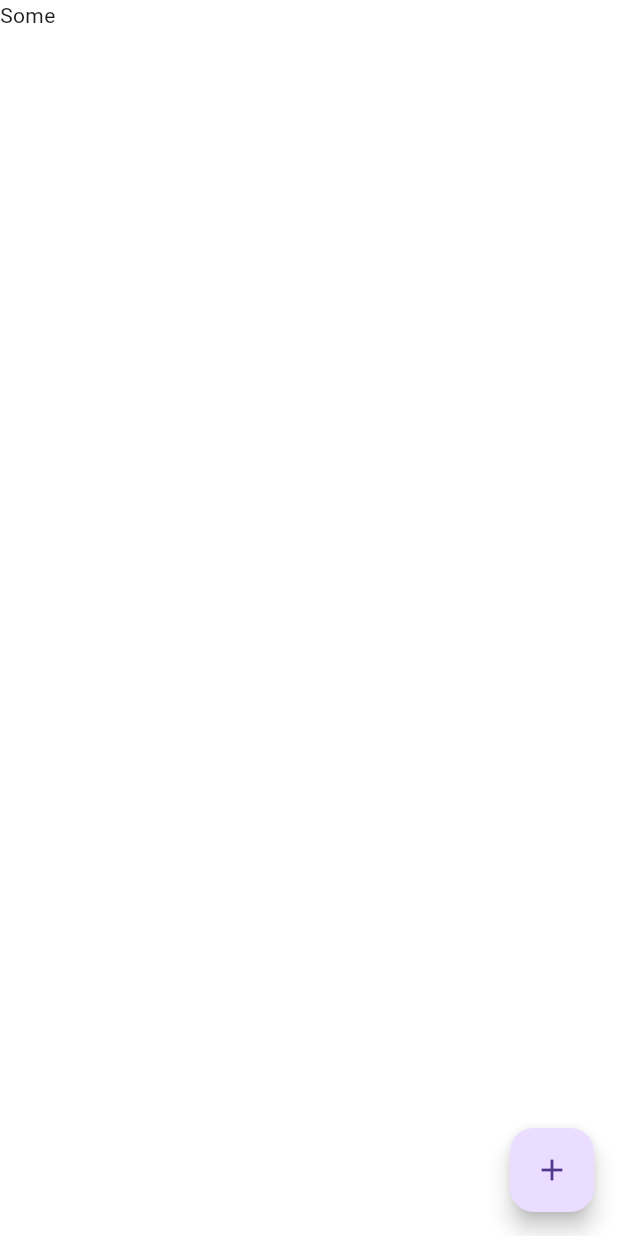
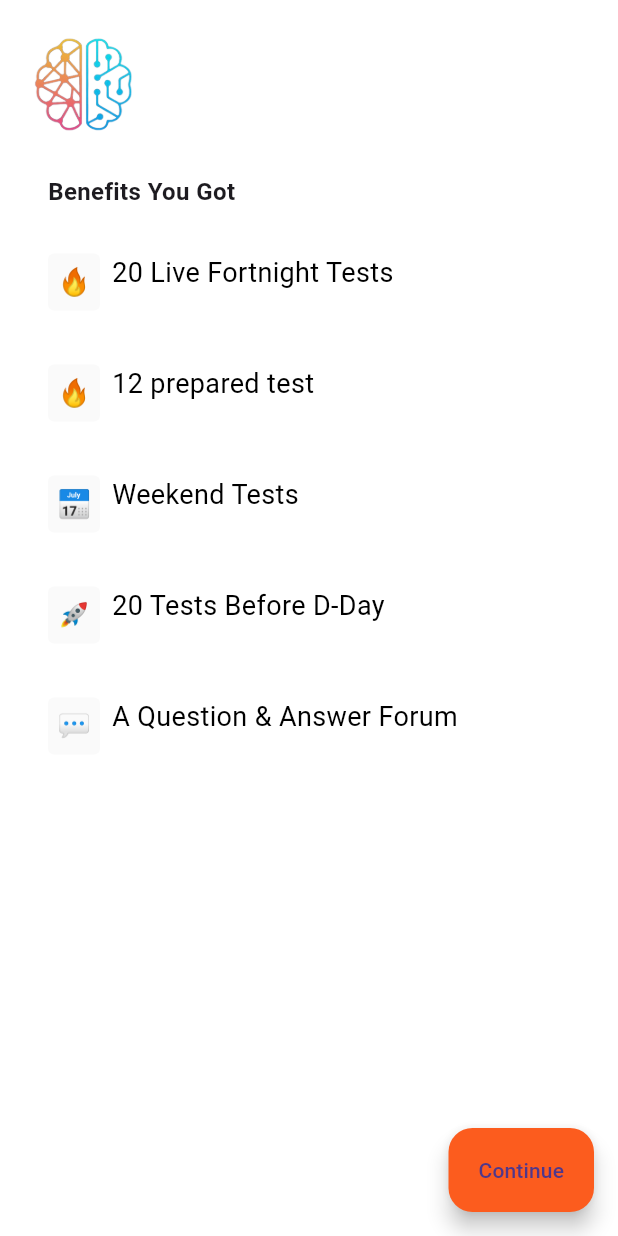
Before and after one commit to Sanjaynavgurukul/tear_neet_app, a Flutter app: the WelcomeScreen screen opened directly, on a phone screen of 412 x 824 dp. Run offline on Flutter 3.47's test engine with Material 3 defaults, Android fonts, the light colour scheme and no system bars; our stand-ins replace auto_size_text, cached_network_image, carousel_slider, cloud_firestore, file_picker, firebase_auth and 13 more; accounts and stored records are empty; network calls fail; Roboto replaces fonts that are missing (WorkSans).

Commit message:
welcome commit

```diff
--- a/lib/db/share_pref.dart
+++ b/lib/db/share_pref.dart
@@ -11,6 +11,16 @@ class SharePreference {
     final SharedPreferences prefs = await SharedPreferences.getInstance();
     return prefs.getString('local_timer');
   }
+
+  Future<void> setWelcomeDisplayed({required bool value}) async {
+    final SharedPreferences prefs = await SharedPreferences.getInstance();
+    await prefs.setBool('welcome_displayed', value);
+  }
+
+  Future<bool?> getWelcomeDisplayed() async {
+    final SharedPreferences prefs = await SharedPreferences.getInstance();
+    return prefs.getBool('welcome_displayed');
+  }
 }
 
 final pref = SharePreference();
--- a/lib/screens/landing_screen/landing_screen.dart
+++ b/lib/screens/landing_screen/landing_screen.dart
@@ -7,6 +7,7 @@ import 'package:tyarineetki/screens/login/login_screen.dart';
 import 'package:tyarineetki/screens/login/view_model/login_view_model.dart';
 import 'package:tyarineetki/screens/profile/profile_page.dart';
 import 'package:tyarineetki/screens/profile/view_model/profile_view_model.dart';
+import 'package:tyarineetki/screens/splash_screen/welcome_screen.dart';
 import 'package:tyarineetki/screens/stats_screen/stats_screen.dart';
 import 'package:tyarineetki/screens/test/test_screen.dart';
 import 'package:tyarineetki/theme/app_color.dart';
@@ -39,10 +40,11 @@ class _LandingScreenState extends State<LandingScreen> {
     return Scaffold(
       floatingActionButton: FloatingActionButton(
         onPressed: () {
-          NavigationHelper().navigatePush(
-              context: context,
-              viewModel: LoginViewModel(),
-              screen: const LoginScreen());
+          NavigationHelper().normalNavigatePush(context: context, screen: WelcomeScreen());
+          // NavigationHelper().navigatePush(
+          //     context: context,
+          //     viewModel: LoginViewModel(),
+          //     screen: const LoginScreen());
         },
         child: const Icon(Icons.add),
       ),
--- a/lib/screens/login/view_model/login_view_model.dart
+++ b/lib/screens/login/view_model/login_view_model.dart
@@ -94,6 +94,6 @@ class LoginViewModel extends BaseViewModel {
     }
 
     NavigationHelper()
-        .normalNavigatePush(context: context, screen: const LandingScreen());
+        .normalNavigatePush(context: context, screen: const WelcomeScreen());
   }
 }
--- a/lib/screens/splash_screen/view_model/splash_screen.dart
+++ b/lib/screens/splash_screen/view_model/splash_screen.dart
@@ -1,6 +1,7 @@
 import 'package:cloud_firestore/cloud_firestore.dart';
 import 'package:firebase_auth/firebase_auth.dart';
 import 'package:flutter/material.dart';
+import 'package:tyarineetki/db/share_pref.dart';
 import 'package:tyarineetki/helper/base_view_model.dart';
 import 'package:tyarineetki/helper/navigation_helper.dart';
 import 'package:tyarineetki/helper/utils.dart';
@@ -52,7 +53,7 @@ class SplashViewModel extends BaseViewModel {
     });
   }
 
-  void checkPhoneNumber({required BuildContext context}) {
+  void checkPhoneNumber({required BuildContext context}) async {
     if (util.user == null) {
       updateLoader(loadingStatus: false);
       showToast(
@@ -64,6 +65,19 @@ class SplashViewModel extends BaseViewModel {
     if (util.user!.phone == null || util.user!.phone!.isEmpty) {
       NavigationHelper()
           .normalNavigatePush(context: context, screen: const WelcomeScreen());
+      return;
+    }
+
+    bool? status = await pref.getWelcomeDisplayed();
+    if (status == null) {
+      NavigationHelper().normalNavigatePushReplacement(
+          context: context, screen: const WelcomeScreen());
+      return;
+    }
+
+    if (!status) {
+      NavigationHelper().normalNavigatePushReplacement(
+          context: context, screen: const WelcomeScreen());
       return;
     }
 
--- a/lib/screens/splash_screen/welcome_screen.dart
+++ b/lib/screens/splash_screen/welcome_screen.dart
@@ -1,4 +1,9 @@
 import 'package:flutter/material.dart';
+import 'package:tyarineetki/db/share_pref.dart';
+import 'package:tyarineetki/helper/navigation_helper.dart';
+import 'package:tyarineetki/screens/landing_screen/landing_screen.dart';
+import 'package:tyarineetki/theme/app_color.dart';
+import 'package:tyarineetki/widget/feature_label.dart';
 
 class WelcomeScreen extends StatefulWidget {
   const WelcomeScreen({super.key});
@@ -8,14 +13,118 @@ class WelcomeScreen extends StatefulWidget {
 }
 
 class _WelcomeScreenState extends State<WelcomeScreen> {
+
   @override
   Widget build(BuildContext context) {
     return Scaffold(
-      floatingActionButton: FloatingActionButton(
-        onPressed: () {},
-        child: Icon(Icons.add),
+        floatingActionButton: FloatingActionButton.extended(
+            backgroundColor: AppColor.primaryOrangeColor,
+            onPressed: () {
+              pref.setWelcomeDisplayed(value: true);
+              NavigationHelper().normalNavigatePushReplacement(
+                  context: context, screen: const LandingScreen());
+            },
+            label: const Text('Continue')),
+        body: SafeArea(
+          child: Container(
+            width: double.infinity,
+            height: double.infinity,
+            padding:
+                const EdgeInsets.only(left: 16, right: 16, top: 16, bottom: 16),
+            child: Column(
+              crossAxisAlignment: CrossAxisAlignment.start,
+              mainAxisAlignment: MainAxisAlignment.start,
+              children: [
+                Image.asset(
+                  'assets/logo.png',
+                  width: 80,
+                  height: 80,
+                ),
+                const SizedBox(
+                  height: 20,
+                ),
+                FeatureLabel(label: 'Benefits You Got'),
+                const SizedBox(
+                  height: 12,
+                ),
+                mainList()
+              ],
+            ),
+          ),
+        ));
+  }
+
+  Widget mainList() {
+    return Padding(
+      padding: const EdgeInsets.only(left: 16, right: 16),
+      child: Column(
+        crossAxisAlignment: CrossAxisAlignment.start,
+        mainAxisAlignment: MainAxisAlignment.start,
+        children: [
+          card(
+            icon: '🔥',
+            label: '20 Live Fortnight Tests',
+          ),
+          card(
+            icon: '🔥',
+            label: '12 prepared test',
+          ),
+          card(
+            icon: '📅',
+            label: 'Weekend Tests',
+          ),
+          card(
+            icon: '🚀',
+            label: '20 Tests Before D-Day',
+          ),
+          card(
+            icon: '💬',
+            label: 'A Question & Answer Forum',
+          ),
+        ],
       ),
-      body: Text('Some'),
     );
   }
+
+  Widget card({required String label, required String icon}) {
+    return Container(
+      margin: const EdgeInsets.only(bottom: 0),
+      width: double.infinity,
+      padding: const EdgeInsets.only(top: 18, bottom: 18),
+      child: Row(
+        crossAxisAlignment: CrossAxisAlignment.start,
+        mainAxisAlignment: MainAxisAlignment.start,
+        children: [
+          Container(
+            padding: const EdgeInsets.all(6),
+            decoration: BoxDecoration(
+                borderRadius: BorderRadius.circular(4),
+                color: Colors.grey.shade50),
+            child: Text(
+              icon,
+              style: const TextStyle(
+                  color: Colors.black,
+                  fontWeight: FontWeight.w400,
+                  fontSize: 18),
+            ),
+          ),
+          const SizedBox(
+            width: 8,
+          ),
+          Expanded(
+              child: Text(
+            label,
+            style: const TextStyle(
+                color: Colors.black, fontWeight: FontWeight.w400, fontSize: 18),
+          )),
+        ],
+      ),
+    );
+  }
+
+  List<Map<String, dynamic>> getList() {
+    return [
+      {'label': '', 'asset': ''}
+    ];
+  }
 }
--- /dev/null
+++ b/lib/widget/feature_label.dart
@@ -0,0 +1,47 @@
+// ignore_for_file: must_be_immutable
+
+import 'package:flutter/material.dart';
+
+class FeatureLabel extends StatelessWidget {
+  FeatureLabel(
+      {super.key,
+      required this.label,
+      this.wantPadding = true,
+      this.style,
+      this.onClick,
+      this.clickable = false});
+
+  final String label;
+  final bool wantPadding;
+  final bool clickable;
+  TextStyle? style;
+  Function? onClick;
+
+  @override
+  Widget build(BuildContext context) {
+    return Material(
+      color: Colors.transparent,
+      child: view(label: label, wantPadding: wantPadding),
+    );
+  }
+
+  Widget view({required String label, bool wantPadding = true}) {
+    return Padding(
+      padding: !wantPadding
+          ? EdgeInsets.zero
+          : const EdgeInsets.only(left: 16, right: 16),
+      child: InkWell(
+        onTap: !clickable
+            ? null
+            : () {
+                onClick!();
+              },
+        child: Text(
+          '$label',
+          style: style ??
+              const TextStyle(fontWeight: FontWeight.w700, fontSize: 16),
+        ),
+      ),
+    );
+  }
+}
```
